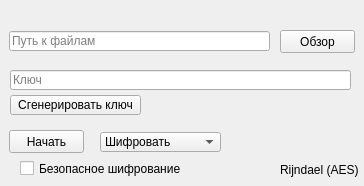
Qt form mainwindow.ui (Peon24/crypto) before a commit.
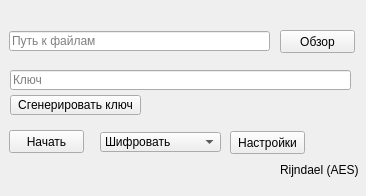
The same form after that commit.

```diff
--- a/mainwindow.ui
+++ b/mainwindow.ui
@@ -6,8 +6,8 @@
    <rect>
     <x>0</x>
     <y>0</y>
-    <width>364</width>
-    <height>186</height>
+    <width>366</width>
+    <height>196</height>
    </rect>
   </property>
   <property name="windowTitle">
@@ -112,17 +112,17 @@
      <string>Rijndael (AES)</string>
     </property>
    </widget>
-   <widget class="QCheckBox" name="checkBoxCopyFile">
+   <widget class="QPushButton" name="pushButtonSettings">
     <property name="geometry">
      <rect>
-      <x>20</x>
-      <y>160</y>
-      <width>211</width>
-      <height>17</height>
+      <x>230</x>
+      <y>131</y>
+      <width>75</width>
+      <height>23</height>
      </rect>
     </property>
     <property name="text">
-     <string>Безопасное шифрование</string>
+     <string>Настройки</string>
     </property>
    </widget>
   </widget>
```
Left out of the diff: 2 changed lines with no effect on the pictures.
